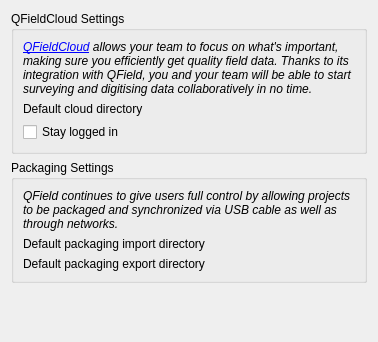
Above: qfieldsync/ui/preferences_widget.ui from opengisch/qfieldsync before the change. Below: the same form after it.
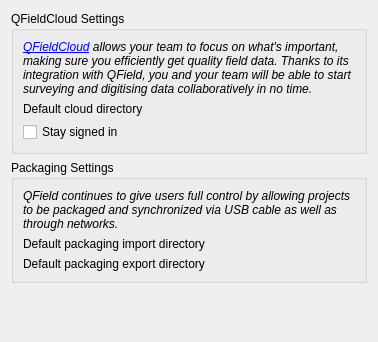
That is the form after the change. Custom widgets are drawn as their Qt base class.

What changed in the file:
```diff
--- a/qfieldsync/ui/preferences_widget.ui
+++ b/qfieldsync/ui/preferences_widget.ui
@@ -46,7 +46,7 @@
       <item row="2" column="0" colspan="2">
        <widget class="QCheckBox" name="qfieldCloudRememberMe">
         <property name="text">
-         <string>Stay logged in</string>
+         <string>Stay signed in</string>
         </property>
         <property name="toolTip">
          <string>Store QFieldCloud credentials and automatically login on QGIS startup</string>
```
Left out of the diff: 2 changed lines with no effect on the pictures.
